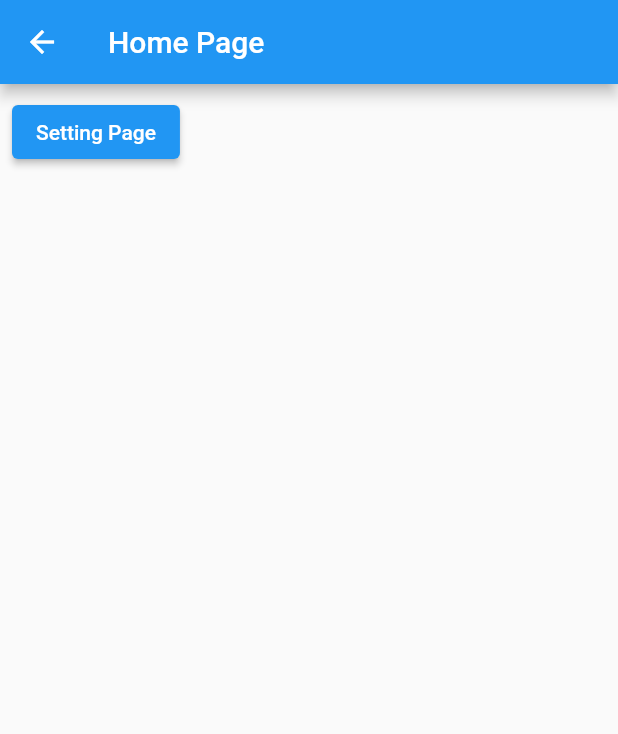
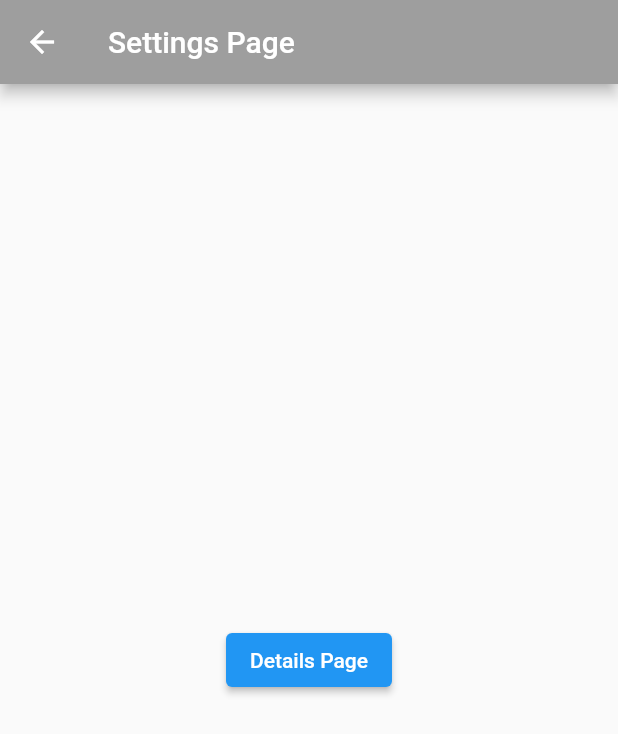
Before and after one commit to tsukamoto1783/auto_route_sample, a Flutter app: the SettingsPage screen opened directly, on a phone screen of 412 x 824 dp. Shown: the top 734 px of the screen. Run offline on Flutter 3.47's test engine with Material 2 defaults, Android fonts, the light colour scheme and no system bars; our stand-ins replace auto_route.

```diff
--- a/lib/app_router.dart
+++ b/lib/app_router.dart
@@ -1,46 +1,33 @@
 import 'package:auto_route/auto_route.dart';
 import 'package:auto_route_sample/dashboard.dart';
-import 'package:auto_route_sample/home_page.dart';
-import 'package:auto_route_sample/posts.dart';
-import 'package:auto_route_sample/setting_page.dart';
-import 'package:auto_route_sample/settings.dart';
-import 'package:auto_route_sample/users.dart';
+import 'package:auto_route_sample/tabs/details_page.dart';
+import 'package:auto_route_sample/tabs/home_page.dart';
+import 'package:auto_route_sample/tabs/posts_page.dart';
+import 'package:auto_route_sample/tabs/settings_page.dart';
 import 'package:flutter/material.dart';
 
 part 'app_router.gr.dart';
 
-// replaceInRouteNameを指定することで、ジェネレート時に文字列を変換してくれる。
-// HomePage -> HomeRoute
 @AutoRouterConfig(replaceInRouteName: 'Page,Route')
 class AppRouter extends _$AppRouter {
   @override
   List<AutoRoute> get routes => [
-        // 以下のドキュメントの記載だとエラーになる。
-        // AutoRoute(HomeRoute.page),
-
-        // 以下のように修正
-        // initial: アプリ起動時の画面を設定しないと、"Can not resolve initial route"と怒られる。
-        // page: requiredの名前付きコンストラクタなので、page:の記載が必要。
         AutoRoute(
-          path: '/dashboardPage',
+          path: '/dashboard',
           initial: true,
           page: DashboardRoute.page,
           children: [
-            AutoRoute(path: 'users', page: UsersRoute.page),
-            AutoRoute(path: 'posts', page: PostsRoute.page, initial: true),
+            AutoRoute(path: 'home', page: HomeRoute.page, initial: true),
+            AutoRoute(path: 'posts', page: PostsRoute.page),
             AutoRoute(
-              path: 'settings',
-              page: SettingDefoRoute.page,
+              path: 'setting',
+              page: SettingsRouterRoute.page,
               children: [
                 AutoRoute(initial: true, page: SettingsRoute.page),
-                AutoRoute(path: 'setting', page: HomeRoute.page),
+                AutoRoute(path: 'details', page: DetailsRoute.page),
               ],
             ),
-            // AutoRoute(path: 'setting', page: SettingRoute.page),
           ],
         ),
-        // AutoRoute(path: '/setting', page: SettingRoute.page),
-
-        // AutoRoute(path: '/login', page: LoginRoute.page),
       ];
 }
--- a/lib/home_page.dart
+++ /dev/null
@@ -1,23 +0,0 @@
-import 'package:auto_route/auto_route.dart';
-import 'package:auto_route_sample/app_router.dart';
-import 'package:flutter/material.dart';
-
-@RoutePage()
-class HomePage extends StatelessWidget {
-  const HomePage({super.key});
-
-  @override
-  Widget build(BuildContext context) {
-    return Scaffold(
-      appBar: AppBar(
-        title: const Text('Home Page'),
-      ),
-      body: Center(
-        child: ElevatedButton(
-            child: const Text('Setting Page'),
-            onPressed: () =>
-                context.router.push(SettingRoute(name: "Setting Page"))),
-      ),
-    );
-  }
-}
--- a/lib/settings.dart
+++ /dev/null
@@ -1,23 +0,0 @@
-import 'package:auto_route/auto_route.dart';
-import 'package:auto_route_sample/app_router.dart';
-import 'package:flutter/material.dart';
-
-@RoutePage()
-class SettingsPage extends StatelessWidget {
-  const SettingsPage({super.key});
-
-  @override
-  Widget build(BuildContext context) {
-    return Scaffold(
-      appBar: AppBar(
-        title: const Text('Home Page'),
-      ),
-      body: Container(
-        padding: const EdgeInsets.all(8.0),
-        child: ElevatedButton(
-            child: const Text('Setting Page'),
-            onPressed: () => context.router.push(HomeRoute())),
-      ),
-    );
-  }
-}
--- /dev/null
+++ b/lib/tabs/details_page.dart
@@ -0,0 +1,23 @@
+import 'package:auto_route/auto_route.dart';
+import 'package:flutter/material.dart';
+
+@RoutePage()
+class DetailsPage extends StatelessWidget {
+  const DetailsPage({super.key});
+
+  @override
+  Widget build(BuildContext context) {
+    return Scaffold(
+      appBar: AppBar(
+        title: const Text('Details Page'),
+        backgroundColor: Colors.greenAccent,
+      ),
+      body: Center(
+        child: Container(
+          padding: const EdgeInsets.all(8.0),
+          child: const Text('Details Page \n ネストされたPageです。'),
+        ),
+      ),
+    );
+  }
+}
--- /dev/null
+++ b/lib/tabs/settings_page.dart
@@ -0,0 +1,31 @@
+import 'package:auto_route/auto_route.dart';
+import 'package:auto_route_sample/app_router.dart';
+import 'package:flutter/material.dart';
+
+@RoutePage()
+class SettingsRouterPage extends AutoRouter {
+  const SettingsRouterPage({super.key});
+}
+
+@RoutePage()
+class SettingsPage extends StatelessWidget {
+  const SettingsPage({super.key});
+
+  @override
+  Widget build(BuildContext context) {
+    return Scaffold(
+      appBar: AppBar(
+        title: const Text('Settings Page'),
+        backgroundColor: Colors.grey,
+      ),
+      body: Center(
+        child: Container(
+          padding: const EdgeInsets.all(8.0),
+          child: ElevatedButton(
+              child: const Text('Details Page'),
+              onPressed: () => context.router.push(const DetailsRoute())),
+        ),
+      ),
+    );
+  }
+}
```
Also changed, not shown: lib/dashboard.dart (+138 -12 lines), lib/setting_page.dart (deleted, +0 -29 lines), lib/tabs/home_page.dart (renamed from lib/posts.dart, +5 -5 lines), lib/tabs/posts_page.dart (added, +23 -0 lines), lib/users.dart (deleted, +0 -20 lines), lib/app_router.gr.dart.
